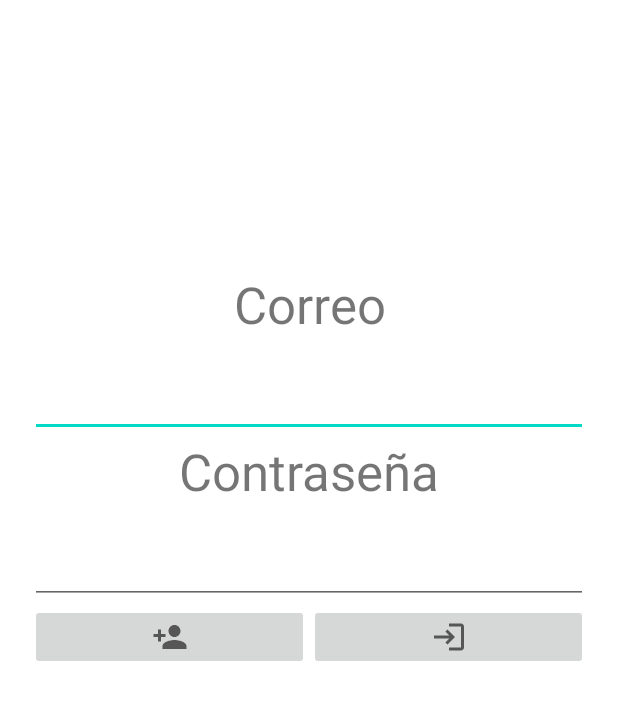
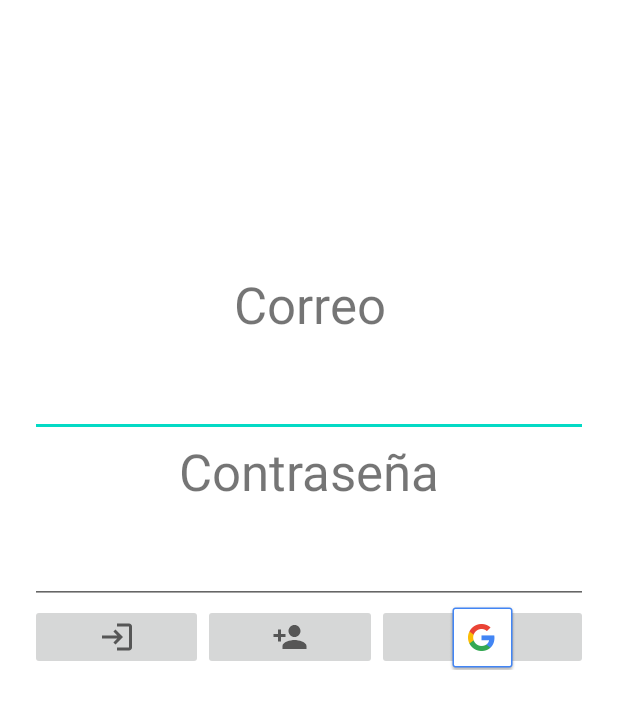
Before and after one commit to Aylin210302/ProyectoMoviles, an Android app: the layout activity_main.xml on its own in the app's theme, with its tools: preview values and no code run, on a phone screen of 412 x 824 dp. Shown: the top 709 px of the screen. Run offline under Robolectric (Android 15) with nearby library versions, the phone set to English and light mode, and no system bars.

Commit message:
Ingresar con google

```diff
--- a/app/build.gradle
+++ b/app/build.gradle
@@ -69,4 +69,6 @@ dependencies {
 
     //para usar imagenes y modificarlas en diferentes elementos
     implementation 'com.github.bumptech.glide:glide:4.12.0'
+
+    implementation 'com.google.android.gms:play-services-auth:20.1.0'
 }
--- a/app/src/main/AndroidManifest.xml
+++ b/app/src/main/AndroidManifest.xml
@@ -13,9 +13,9 @@
 
     <application
         android:allowBackup="true"
-        android:icon="@mipmap/ic_launcher"
+        android:icon="@drawable/logo_size"
         android:label="@string/app_name"
-        android:roundIcon="@mipmap/ic_launcher_round"
+        android:roundIcon="@drawable/logo_size"
         android:supportsRtl="true"
         android:theme="@style/Theme.ProyectoMoviles">
         <activity
--- a/app/src/main/res/layout/activity_main.xml
+++ b/app/src/main/res/layout/activity_main.xml
@@ -11,7 +11,7 @@
     tools:context=".MainActivity">
 
     <TextView
-        android:id="@+id/textView"
+        android:id="@+id/correo_usuario"
         android:layout_width="match_parent"
         android:layout_height="wrap_content"
         android:text="@string/tv_correo"
@@ -50,6 +50,14 @@
         android:orientation="horizontal">
 
         <ImageButton
+            android:id="@+id/bt_login"
+            android:layout_width="wrap_content"
+            android:layout_height="wrap_content"
+            android:layout_weight="1"
+            android:contentDescription="@string/msg_btLogin"
+            app:srcCompat="@drawable/ic_login" />
+
+        <ImageButton
             android:id="@+id/bt_register"
             android:layout_width="wrap_content"
             android:layout_height="wrap_content"
@@ -58,11 +66,10 @@
             app:srcCompat="@drawable/ic_register" />
 
         <ImageButton
-            android:id="@+id/bt_login"
+            android:id="@+id/bt_google"
             android:layout_width="wrap_content"
-            android:layout_height="wrap_content"
+            android:layout_height="44dp"
             android:layout_weight="1"
-            android:contentDescription="@string/msg_btLogin"
-            app:srcCompat="@drawable/ic_login" />
+            app:srcCompat="@drawable/common_google_signin_btn_icon_dark" />
     </LinearLayout>
 </LinearLayout>
--- a/app/src/main/res/values/strings.xml
+++ b/app/src/main/res/values/strings.xml
@@ -61,4 +61,7 @@
     <string name="msg_rotale_r">Rota a la derecha</string>
     <string name="msg_subiendo_imagen">Subiendo imagen</string>
     <string name="todo">para que no de error</string>
+
+    <string name="msg_google">Login con Google</string>
+    <string name="id_web">491409476404-v0ut2bu0h6ro94604ol9sk934demrjg3.apps.googleusercontent.com</string>
 </resources>
```
Also changed, not shown: app/src/main/java/com/proyectoMoviles/MainActivity.kt (+48 -0 lines), app/src/main/java/com/proyectoMoviles/Principal.kt (+27 -2 lines), app/src/main/res/layout/nav_header_principal.xml (+6 -5 lines).
